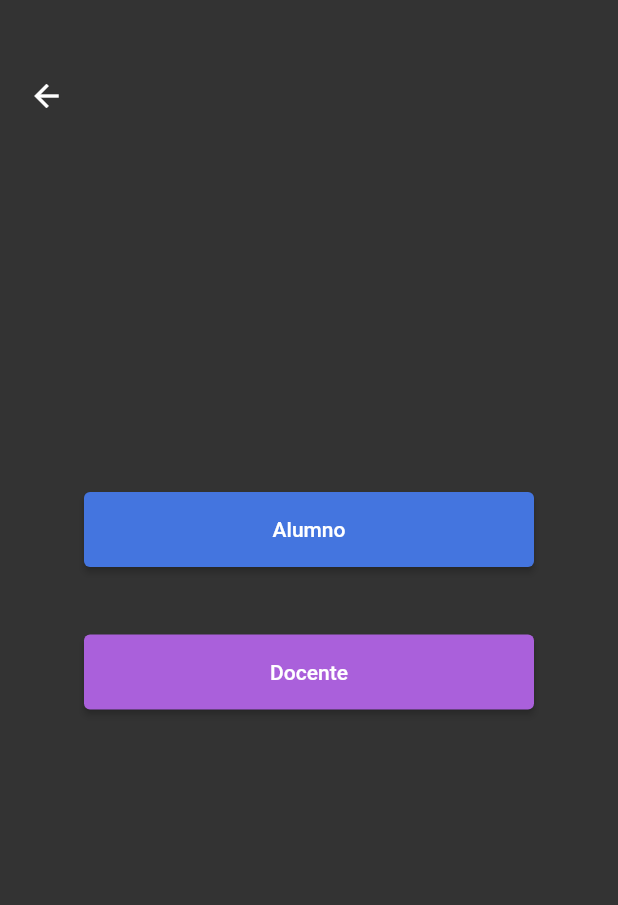
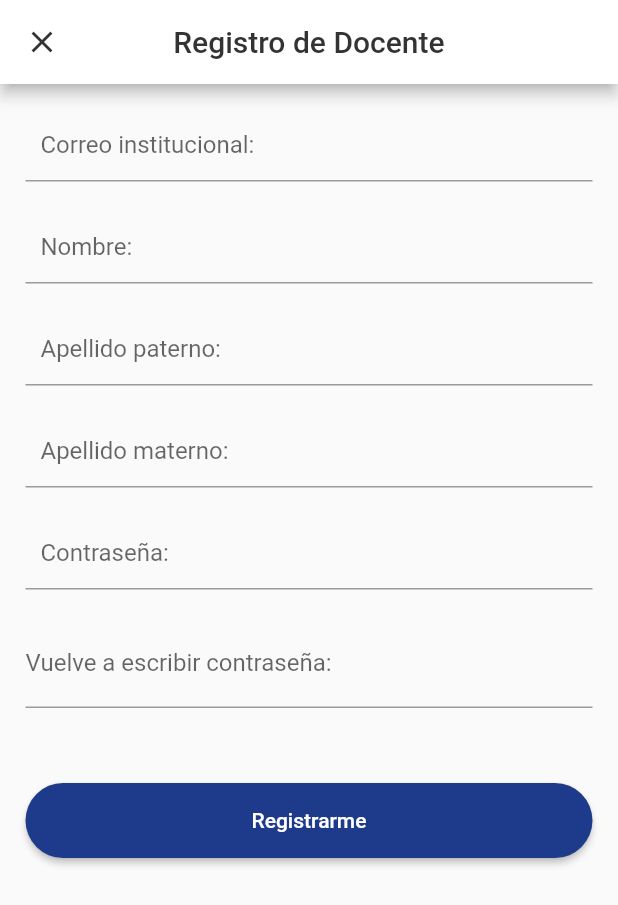
Before and after one commit to Tamagochi02/movil_modular, a Flutter app: the RegisterUserPage screen opened by its route, after a tap on "Docente", on a phone screen of 412 x 824 dp. Shown: the top 905 px of the screen. Run offline on Flutter 3.47's test engine with Material 2 defaults, Android fonts, the phone set to English and light mode, and no system bars; our stand-ins replace file_picker; missing offline and left inert: passwordfield.

Commit message:
created register teacher page

```diff
--- a/lib/main.dart
+++ b/lib/main.dart
@@ -1,6 +1,7 @@
 import 'package:flutter/material.dart';
 import 'package:movil_modular/pages/logIn.dart';
 import 'package:movil_modular/pages/registerStudent.dart';
+import 'package:movil_modular/pages/registerTeacher.dart';
 import 'package:movil_modular/pages/registerUser.dart';
 import 'package:movil_modular/pages/student/docUpdateView.dart';
 import 'package:movil_modular/pages/student/docRegister.dart';
@@ -26,7 +27,8 @@ class MyApp extends StatelessWidget {
         ModuleDoc.route:(context) => const ModuleDoc(),
         DocRegisterPage.route:(context) => const DocRegisterPage(),
         DocUpdateViewPage.route:(context) => const DocUpdateViewPage(),
-        RegisterStudentPage.route:(context) => const RegisterStudentPage()
+        RegisterStudentPage.route:(context) => const RegisterStudentPage(),
+        RegisterTeacherPage.route:(context) => const RegisterTeacherPage()
       },
       // initialRoute: HomePage.route,
       initialRoute: LoginPage.route,
--- /dev/null
+++ b/lib/pages/registerTeacher.dart
@@ -0,0 +1,100 @@
+import 'package:flutter/material.dart';
+import 'package:flutter/src/foundation/key.dart';
+import 'package:flutter/src/widgets/framework.dart';
+import 'package:movil_modular/pages/registerUser.dart';
+
+class RegisterTeacherPage extends StatefulWidget {
+  static const String route = "/registerteacher";
+  const RegisterTeacherPage({Key? key}) : super(key: key);
+
+  @override
+  State<RegisterTeacherPage> createState() => _RegisterTeacherPageState();
+}
+
+class _RegisterTeacherPageState extends State<RegisterTeacherPage> {
+  @override
+  Widget build(BuildContext context) {
+    return Scaffold(
+      appBar: AppBar(
+        backgroundColor: Colors.white,
+        title: Text("Registro de Docente", style: TextStyle(color: Color.fromARGB(255, 51, 51, 51))),
+        centerTitle: true,
+        leading: IconButton(onPressed: () {
+          Navigator.pushNamedAndRemoveUntil(
+                          context, RegisterUserPage.route, (route) => false);
+        }, icon: Icon(Icons.close, color: Color.fromARGB(255, 51, 51, 51),)),
+      ),
+      body: Padding(
+        padding: const EdgeInsets.all(17.0),
+        child: ListView(children: [
+          TextField(
+            decoration: InputDecoration(
+              label: Text("Correo institucional:"),
+              contentPadding: const EdgeInsets.symmetric(horizontal: 10),
+            ),
+          ),
+          //
+          SizedBox(height: 20),
+          //
+          TextField(
+            decoration: InputDecoration(
+              label: Text("Nombre:"),
+              contentPadding: const EdgeInsets.symmetric(horizontal: 10),
+            ),
+          ),
+          //
+          SizedBox(height: 20),
+          //
+          TextField(
+            decoration: InputDecoration(
+              label: Text("Apellido paterno:"),
+              contentPadding: const EdgeInsets.symmetric(horizontal: 10),
+            ),
+          ),
+          //
+          SizedBox(height: 20),
+          //
+          TextField(
+            decoration: InputDecoration(
+              label: Text("Apellido materno:"),
+              contentPadding: const EdgeInsets.symmetric(horizontal: 10),
+            ),
+          ),
+          //
+          SizedBox(height: 20),
+          //
+          TextField(
+            decoration: InputDecoration(
+              label: Text("Contraseña:"),
+              contentPadding: const EdgeInsets.symmetric(horizontal: 10),
+            ),
+          ),
+          //
+          SizedBox(height: 20),
+          //
+          TextField(
+            decoration: InputDecoration(
+              label: Text("Vuelve a escribir contraseña:"),
+            ),
+          ),
+          //
+          SizedBox(height: 50),
+          //
+          SizedBox(
+            height: 50,
+            child: ElevatedButton(
+              onPressed: () {},
+              child: Text("Registrarme"),
+              style: ElevatedButton.styleFrom(
+                primary: Color.fromARGB(255, 30, 58, 138),
+                shape: new RoundedRectangleBorder(
+                  borderRadius: new BorderRadius.circular(30.0),
+                ),
+              ),
+            ),
+          )
+        ]),
+      ),
+    );
+  }
+}
--- a/lib/pages/registerUser.dart
+++ b/lib/pages/registerUser.dart
@@ -3,6 +3,7 @@ import 'package:flutter/src/foundation/key.dart';
 import 'package:flutter/src/widgets/framework.dart';
 import 'package:movil_modular/pages/logIn.dart';
 import 'package:movil_modular/pages/registerStudent.dart';
+import 'package:movil_modular/pages/registerTeacher.dart';
 
 class RegisterUserPage extends StatelessWidget {
   static const String route = "/registeruser";
@@ -54,7 +55,10 @@ class RegisterUserPage extends StatelessWidget {
                     width: 300,
                     height: 50,
                     child: ElevatedButton(
-                        onPressed: () {},
+                        onPressed: () {
+                          Navigator.pushNamed(
+                          context, RegisterTeacherPage.route);
+                        },
                         child: Text("Docente"),
                         style: ElevatedButton.styleFrom(
                           primary: Color.fromARGB(255, 170, 96, 219),
```
